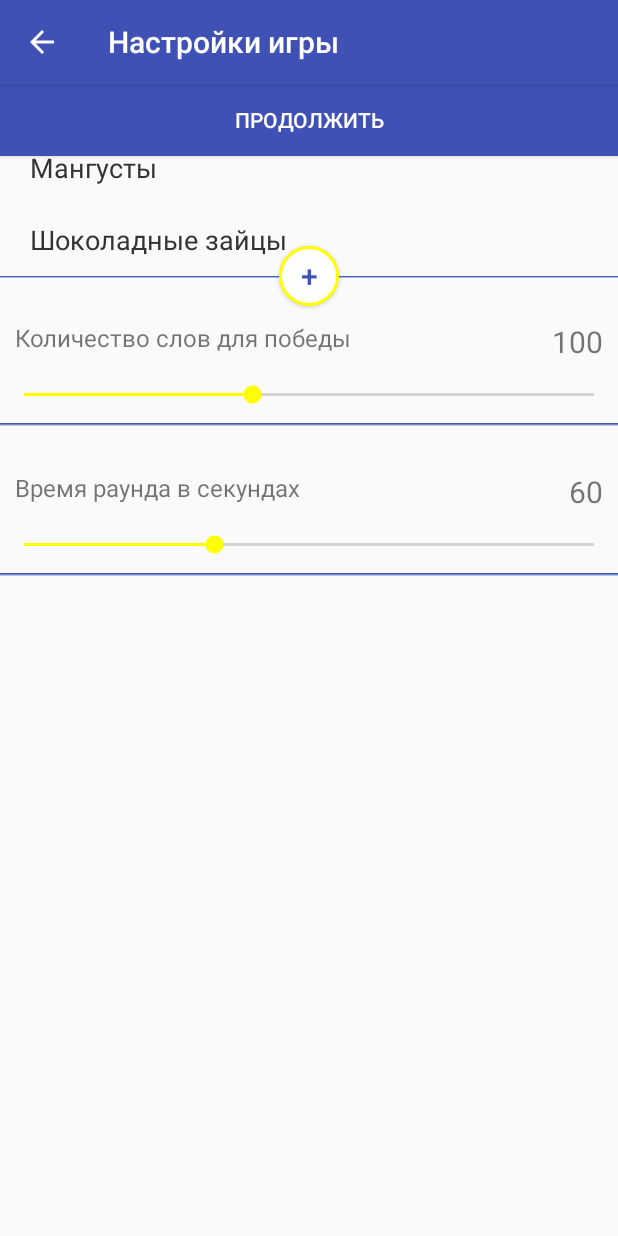
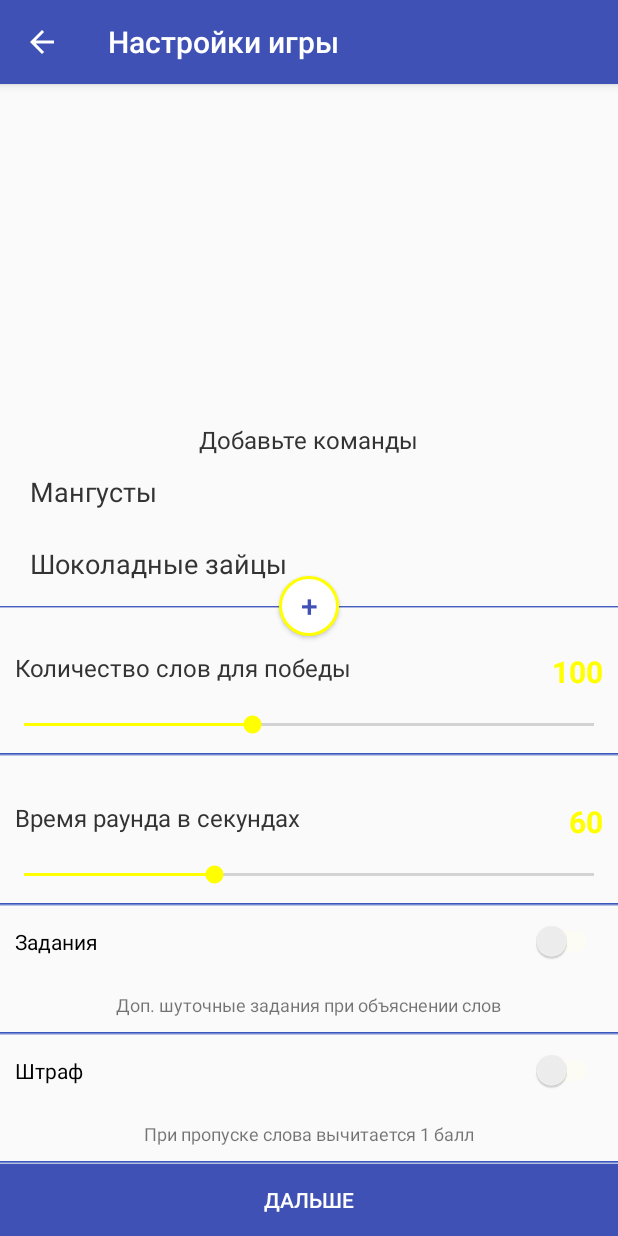
Before and after one commit to van8tka/AliasPro, an Android app: the ComandsActivity screen opened directly, with no data from a screen before it, on a phone screen of 412 x 824 dp. Run offline under Robolectric (Android 15) with nearby library versions, the phone set to English and light mode, and no system bars.

Commit message:
Add ban and task on settings page

```diff
--- a/app/src/main/res/drawable/splash_theme.xml
+++ b/app/src/main/res/drawable/splash_theme.xml
@@ -1,8 +1,7 @@
 <?xml version="1.0" encoding="utf-8"?>
 <layer-list xmlns:android="http://schemas.android.com/apk/res/android">
 <item android:drawable="@color/colorWhite"/>
-    <item>
-        <bitmap android:src="@drawable/splashscreendef"
-            android:gravity="center"/>
+    <item android:gravity="fill">
+        <bitmap android:src="@drawable/splashscreendef" />
 </item>
 </layer-list>
--- a/app/src/main/res/layout/activity_comands.xml
+++ b/app/src/main/res/layout/activity_comands.xml
@@ -5,6 +5,11 @@
     android:layout_width="match_parent"
     android:layout_height="match_parent"
     tools:context=".ComandsActivity">
+    <ScrollView
+        android:layout_width="match_parent"
+        android:layout_height="wrap_content"
+        app:layout_constraintBottom_toTopOf="@id/btnToWords">
+
     <LinearLayout
         android:layout_width="match_parent"
         android:layout_height="match_parent"
@@ -14,13 +19,15 @@
             android:layout_marginTop="10dp"
             android:layout_width="wrap_content"
             android:layout_height="wrap_content"
+            android:textColor="@color/colorBlack"
             android:textSize="16sp"
             android:text="@string/commandstring"/>
         <ListView
             android:id="@+id/lvComands"
             android:layout_width="match_parent"
-    android:layout_height="wrap_content"
+            android:layout_height="100dp"
             android:divider="@null"
+
             >
         </ListView>
         <View
@@ -48,13 +55,16 @@
                 android:layout_alignParentLeft="true"
                 android:text="@string/seekbarTitleWord"
                 android:textSize="16sp"
+                android:textColor="@color/colorBlack"
                 />
             <TextView
                 android:id="@+id/tvWordSet"
                 android:layout_width="wrap_content"
                 android:layout_height="wrap_content"
                 android:layout_alignParentRight="true"
+                android:textColor="@color/colorYellow"
                 android:text="100"
+               android:textStyle="bold"
                 android:textSize="20sp"
                 />
         </RelativeLayout>
@@ -86,6 +96,7 @@
                 android:layout_height="wrap_content"
                 android:layout_alignParentLeft="true"
                 android:text="@string/seekbarTitleTime"
+                android:textColor="@color/colorBlack"
                 android:textSize="16sp"
                 />
             <TextView
@@ -94,7 +105,9 @@
                 android:layout_height="wrap_content"
                 android:layout_alignParentRight="true"
                 android:textSize="20sp"
+                android:textColor="@color/colorYellow"
                 android:text="60"
+                android:textStyle="bold"
                 />
         </RelativeLayout>
         <SeekBar
@@ -111,13 +124,56 @@
             android:layout_width="match_parent"
             android:background="@drawable/line"
             />
+        <Switch
+            android:layout_margin="10dp"
+            android:layout_width="match_parent"
+            android:layout_height="wrap_content"
+            android:id="@+id/swDopTask"
+            android:theme="@style/SCBSwitch"
+            android:text="Задания"
+           />
+        <TextView
+            android:layout_width="wrap_content"
+            android:layout_height="wrap_content"
+            android:text="Доп. шуточные задания при объяснении слов"
+            android:textSize="12sp"
+            android:layout_margin="10dp"
+            />
+        <View
+            android:layout_height="2dp"
+            android:layout_width="match_parent"
+            android:background="@drawable/line"
+            />
+        <Switch
+            android:layout_margin="10dp"
+            android:layout_width="match_parent"
+            android:layout_height="wrap_content"
+            android:id="@+id/swBan"
+            android:theme="@style/SCBSwitch"
+            android:text="Штраф"/>
+        <TextView
+            android:layout_width="wrap_content"
+            android:layout_height="wrap_content"
+            android:text="При пропуске слова вычитается 1 балл"
+            android:textSize="12sp"
+            android:layout_margin="10dp"
+            />
+        <View
+            android:layout_height="2dp"
+            android:layout_width="match_parent"
+            android:background="@drawable/line"
+            />
+
     </LinearLayout>
+    </ScrollView>
     <Button
         android:layout_width="match_parent"
         android:layout_height="wrap_content"
-        android:text="Продолжить"
+        android:text="Дальше"
+        android:id="@+id/btnToWords"
         android:textColor="@color/colorWhite"
         android:onClick="btnNextToChooseWords_Click"
         android:background="@color/colorPrimary"
+        app:layout_constraintBottom_toBottomOf="parent"
         />
 </android.support.constraint.ConstraintLayout>
--- a/app/src/main/res/values/colors.xml
+++ b/app/src/main/res/values/colors.xml
@@ -5,5 +5,5 @@
     <color name="colorAccent">#FF4081</color>
     <color name="colorWhite">#ffffff</color>
     <color name="colorBlack">#333333</color>
-    <color name="colorYellow">#FFFF00</color>
+    <color name="colorYellow">#ffff00</color>
 </resources>
--- a/app/src/main/res/values/strings.xml
+++ b/app/src/main/res/values/strings.xml
@@ -15,6 +15,6 @@
     <string name="btnHowToPlay">Как играть?</string>
     <string name="seekbarTitleWord">Количество слов для победы</string>
     <string name="seekbarTitleTime">Время раунда в секундах</string>
-    <string name="commandstring">Команды</string>
+    <string name="commandstring">Добавьте команды</string>
 
 </resources>
--- a/app/src/main/res/values/styles.xml
+++ b/app/src/main/res/values/styles.xml
@@ -20,4 +20,19 @@
     <item name="android:windowBackground">@drawable/splash_theme</item>
 </style>
 
+
+    <style name="SCBSwitch" parent="Theme.AppCompat.Light">
+        <!-- active thumb & track color (30% transparency) -->
+        <item name="colorControlActivated">@color/colorYellow</item>
+
+        <!-- inactive thumb color -->
+        <item name="colorSwitchThumbNormal">#f1f1f1
+        </item>
+
+        <!-- inactive track color (30% transparency) -->
+        <item name="android:colorForeground">#FFFFE0
+        </item>
+    </style>
+
+
 </resources>
```
Lines whose indentation alone changed are shown as unchanged.
